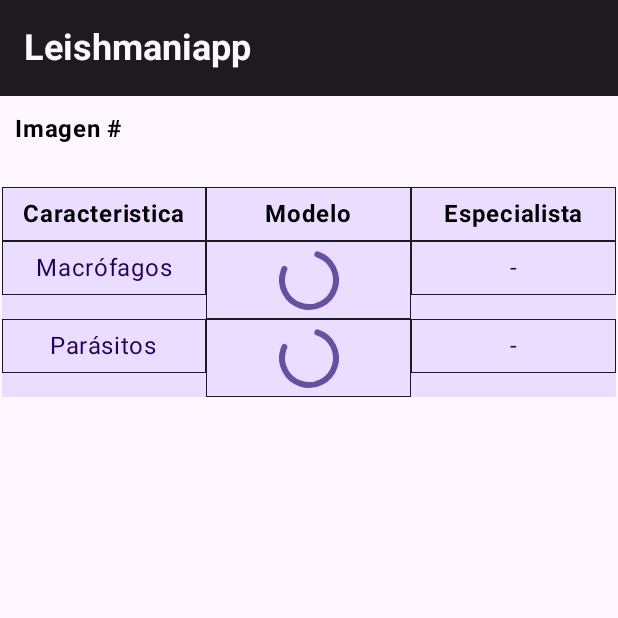
After one commit to leishmaniapp/leishmaniapp-android, an Android app built with Jetpack Compose: the composable ResultsTable called with empty values, on a phone screen of 412 x 824 dp, the top half of it. The commit adds this screen. Run offline under Robolectric (Android 15) with nearby library versions, the phone set to English and light mode, and no system bars.

Commit message:
tabla de resultados parciaÃl

```diff
--- a/app/src/main/java/com/leishmaniapp/presentation/ui/LeishmaniappScaffold.kt
+++ b/app/src/main/java/com/leishmaniapp/presentation/ui/LeishmaniappScaffold.kt
@@ -6,6 +6,7 @@ import androidx.compose.foundation.layout.BoxScope
 import androidx.compose.foundation.layout.padding
 import androidx.compose.material.icons.Icons
 import androidx.compose.material.icons.filled.ArrowBack
+import androidx.compose.material3.ExperimentalMaterial3Api
 import androidx.compose.material3.Icon
 import androidx.compose.material3.IconButton
 import androidx.compose.material3.MaterialTheme
@@ -20,6 +21,7 @@ import androidx.compose.ui.text.font.FontWeight
 import androidx.compose.ui.tooling.preview.Preview
 import com.leishmaniapp.R
 import com.leishmaniapp.presentation.ui.theme.LeishmaniappTheme
+
 
 @Composable
 fun LeishmaniappScaffold(
--- /dev/null
+++ b/app/src/main/java/com/leishmaniapp/presentation/ui/ResultsTable.kt
@@ -0,0 +1,110 @@
+package com.leishmaniapp.presentation.ui
+
+import androidx.compose.foundation.layout.Column
+import androidx.compose.foundation.layout.PaddingValues
+import androidx.compose.foundation.layout.Row
+import androidx.compose.foundation.layout.Spacer
+import androidx.compose.foundation.layout.padding
+import androidx.compose.material.icons.Icons
+import androidx.compose.material3.CircularProgressIndicator
+import androidx.compose.material3.Icon
+import androidx.compose.material3.LeadingIconTab
+import androidx.compose.material3.MaterialTheme
+import androidx.compose.material3.Text
+import androidx.compose.runtime.Composable
+import androidx.compose.ui.Alignment
+import androidx.compose.ui.Modifier
+import androidx.compose.ui.res.stringResource
+import androidx.compose.ui.text.font.FontWeight
+import androidx.compose.ui.tooling.preview.Preview
+import androidx.compose.ui.unit.dp
+import com.leishmaniapp.R
+import com.leishmaniapp.entities.ModelDiagnosticElement
+import com.leishmaniapp.entities.SpecialistDiagnosticElement
+import com.leishmaniapp.entities.mock.MockGenerator
+import com.leishmaniapp.presentation.ui.theme.LeishmaniappTheme
+
+@Composable
+fun ResultsTable(modelDiagnosticElement: ModelDiagnosticElement?, specialistDiagnosticElement: SpecialistDiagnosticElement?){
+    LeishmaniappScaffold {
+        Column {
+            // Spacer(modifier = Modifier.padding(10.dp))
+            Row {
+                Text(text = stringResource(R.string.number_of_image), modifier = Modifier.padding(10.dp, 10.dp, 5.dp,5.dp),
+                    fontWeight = FontWeight.Bold, color = MaterialTheme.colorScheme.scrim)
+            }
+            Spacer(modifier = Modifier.padding(10.dp))
+            Column(modifier = Modifier.padding(1.dp)){
+                DataTable(
+                    contentAlignment = Alignment.CenterStart,
+                    cellPaddingValues = PaddingValues(6.dp),
+                ) {
+                    SubheadingTableRow {
+                        Cell { Text(text = stringResource(id = R.string.characteristic),
+                            fontWeight = FontWeight.Bold, color = MaterialTheme.colorScheme.scrim
+                        ) }
+                        Cell { Text(text = stringResource(id = R.string.model),
+                            fontWeight = FontWeight.Bold, color = MaterialTheme.colorScheme.scrim) }
+                        Cell { Text(text = stringResource(id = R.string.specialist),
+                            fontWeight = FontWeight.Bold, color = MaterialTheme.colorScheme.scrim) }
+                    }
+                    SubheadingTableRow {
+                        Cell { Text(text = stringResource(id = R.string.macrofages))}
+                        Cell {
+                            if(modelDiagnosticElement?.amount != null){
+                                Text(text = modelDiagnosticElement.amount.toString())
+                            }else{
+                                CircularProgressIndicator()
+                            }
+                        }
+                        Cell {
+                            if(specialistDiagnosticElement?.amount != null){
+                                Text(text = specialistDiagnosticElement.amount.toString())
+                            }else if(specialistDiagnosticElement?.amount == null && modelDiagnosticElement?.amount != null){
+                                Text(text = modelDiagnosticElement.amount.toString())
+                            }else{
+                                Text(text = "-")
+                            }
+                        }
+                    }
+                    SubheadingTableRow {
+                        Cell { Text(text = stringResource(id = R.string.parasites))}
+                        Cell {
+                            if(modelDiagnosticElement?.amount != null){
+                                Text(text = modelDiagnosticElement.amount.toString())
+                            }else{
+                                CircularProgressIndicator()
+                            }
+                        }
+                        Cell {
+                            if(specialistDiagnosticElement?.amount != null){
+                                Text(text = specialistDiagnosticElement.amount.toString())
+                            }else if(specialistDiagnosticElement?.amount == null && modelDiagnosticElement?.amount != null){
+                                Text(text = modelDiagnosticElement.amount.toString())
+                            }else{
+                                Text(text = "-")
+                            }
+                        }
+                    }
+                }
+            }
+        }
+    }
+}
+
+
+@Preview
+@Composable
+fun ResultsTablepreview(){
+    LeishmaniappTheme {
+        ResultsTable(modelDiagnosticElement = MockGenerator.mockModelDiagnosticElement(), specialistDiagnosticElement = MockGenerator.mockSpecialistDiagnosticElement())
+    }
+}
+
+@Preview
+@Composable
+fun ResultsTablepreview_null(){
+    LeishmaniappTheme {
+        ResultsTable(modelDiagnosticElement = null, specialistDiagnosticElement = null)
+    }
+}
--- a/app/src/main/res/values/strings.xml
+++ b/app/src/main/res/values/strings.xml
@@ -19,4 +19,8 @@
     <string name="diagnosis">Diagnóstico</string>
     <string name="patient_diagnosis_history_screen_appbar_title">Historial de Diagnóstico</string>
     <string name="patient_diagnosis_history_screen_missing">No hay diagnósticos previos</string>
+    <string name="number_of_image">Imagen #</string>
+    <string name="macrofages">Macrófagos</string>
+    <string name="parasites">Parásitos</string>
+    <string name="characteristic">Caracteristica</string>
 </resources>
```
